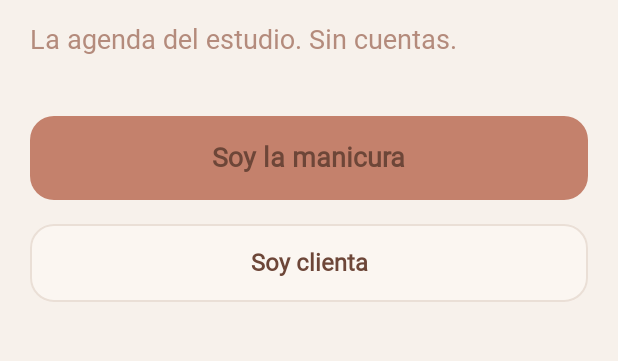
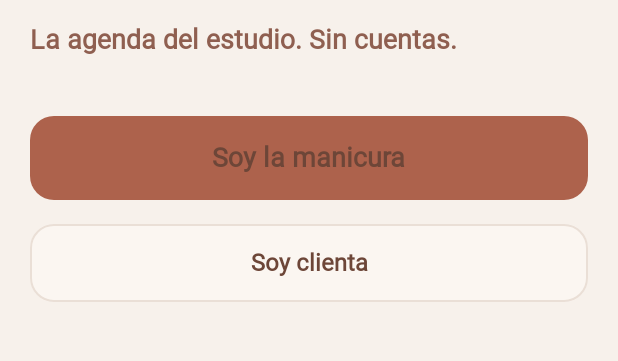
Before and after one commit to Josemilk/Studio-Nails-Beauty-, an Android app built with Jetpack Compose: the screen it shows after launch (MainActivity), on a phone screen of 412 x 824 dp, the part 584-945 px from its top. Run offline under Robolectric (Android 15) with nearby library versions, the phone set to English and light mode, and no system bars; pictures from the network do not load; Roboto replaces fonts that are not available here.

Commit message:
Refuerza la paleta terracota y el peso tipográfico

```diff
--- a/android/app/src/main/java/com/studionails/beauty/ui/Theme.kt
+++ b/android/app/src/main/java/com/studionails/beauty/ui/Theme.kt
@@ -16,11 +16,11 @@ val Paper = Color(0xFFF7F1EB)
 val PaperDeep = Color(0xFFF3E6DC)
 val Card = Color(0xFFFBF6F1)
 val Ink = Color(0xFF6D4638)
-val Soft = Color(0xFFB48B7C)
-val Faint = Color(0xFFC9B3A6)
+val Soft = Color(0xFF8F5F50)
+val Faint = Color(0xFF9B7668)
 val Line = Color(0xFFEADFD6)
-val Accent = Color(0xFFC4816C)
-val Peach = Color(0xFFF3D5C6)
+val Accent = Color(0xFFAD624C)
+val Peach = Color(0xFFECC4B2)
 val OnAccent = Color(0xFFFFFAF7)
 
 val Display = FontFamily(Font(R.font.fraunces))
@@ -38,12 +38,12 @@ private val Scheme = lightColorScheme(
 )
 
 private val Type = Typography(
-    displayLarge = TextStyle(fontFamily = Display, fontWeight = FontWeight.Medium, fontSize = 48.sp, color = Ink),
-    headlineLarge = TextStyle(fontFamily = Display, fontWeight = FontWeight.Medium, fontSize = 36.sp, color = Ink),
-    headlineMedium = TextStyle(fontFamily = Display, fontWeight = FontWeight.Medium, fontSize = 28.sp, color = Ink),
+    displayLarge = TextStyle(fontFamily = Display, fontWeight = FontWeight.Bold, fontSize = 48.sp, color = Ink),
+    headlineLarge = TextStyle(fontFamily = Display, fontWeight = FontWeight.Bold, fontSize = 36.sp, color = Ink),
+    headlineMedium = TextStyle(fontFamily = Display, fontWeight = FontWeight.Bold, fontSize = 28.sp, color = Ink),
     titleLarge = TextStyle(fontFamily = Sans, fontWeight = FontWeight.Bold, fontSize = 22.sp, color = Ink),
-    bodyLarge = TextStyle(fontFamily = Sans, fontWeight = FontWeight.Normal, fontSize = 18.sp, color = Ink),
-    bodyMedium = TextStyle(fontFamily = Sans, fontWeight = FontWeight.Normal, fontSize = 16.sp, color = Ink),
+    bodyLarge = TextStyle(fontFamily = Sans, fontWeight = FontWeight.SemiBold, fontSize = 18.sp, color = Ink),
+    bodyMedium = TextStyle(fontFamily = Sans, fontWeight = FontWeight.SemiBold, fontSize = 16.sp, color = Ink),
     labelLarge = TextStyle(fontFamily = Sans, fontWeight = FontWeight.SemiBold, fontSize = 14.sp, color = Ink),
 )
 
```
